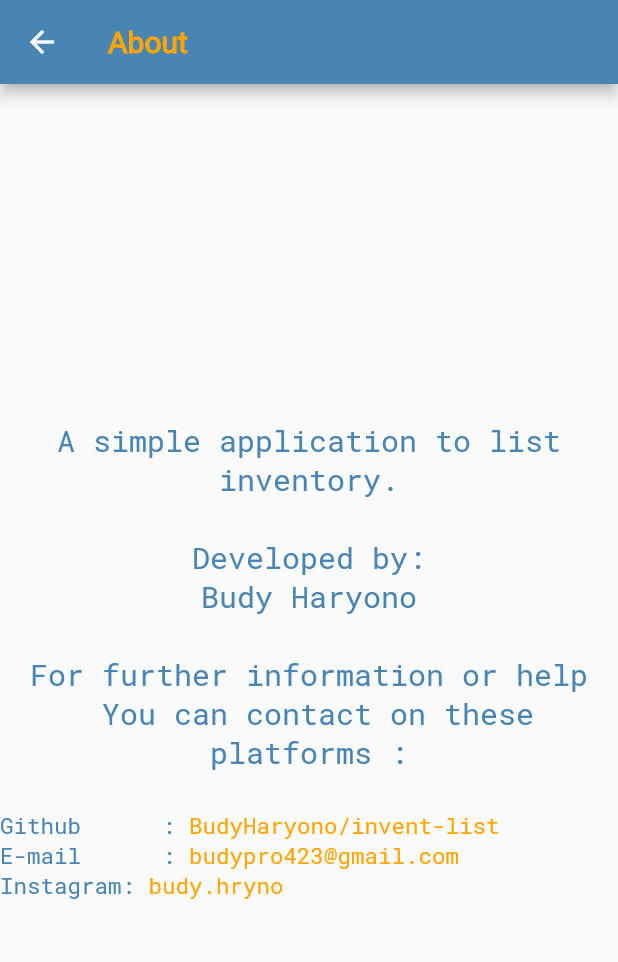
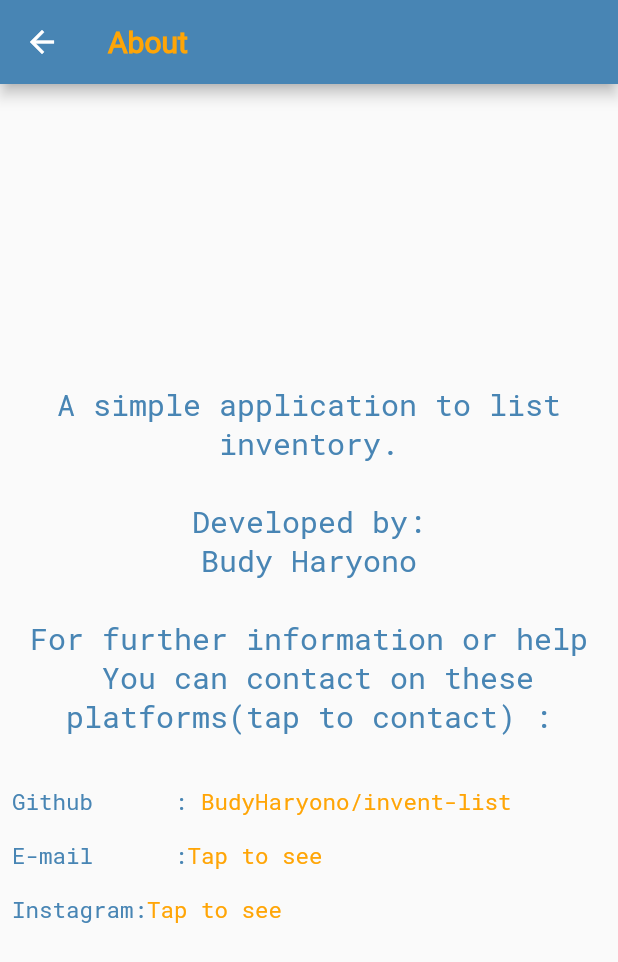
Before and after one commit to BudyHaryono/invent-list, a Flutter app: the MyContact screen opened directly, after a tap on "Tap to see", on a phone screen of 412 x 824 dp. Shown: the top 962 px of the screen. Run offline on Flutter 3.47's test engine with Material 2 defaults, Android fonts, the phone set to English and light mode, and no system bars; our stand-ins replace toast.

Commit message:
little change

```diff
--- a/lib/main_screen/item_list.dart
+++ b/lib/main_screen/item_list.dart
@@ -185,6 +185,9 @@ class _InventListState extends State<InventList> {
               gravity: Toast.BOTTOM
           );
           Navigator.pop(context);
+          itemNameController.clear();
+          itemPositionController.clear();
+          itemQuantityController.clear();
         } else {
           _autoValidate = true;
         }
--- a/lib/main_screen/my_contact.dart
+++ b/lib/main_screen/my_contact.dart
@@ -14,8 +14,7 @@ class _MyContactState extends State<MyContact> {
     fontSize: 15,
     color: ColorUtils.blue
   );
-
-  bool isTap = false;
+  List isTap= [false, false, false];
 
   @override
   Widget build(BuildContext context) {
@@ -40,7 +39,7 @@ class _MyContactState extends State<MyContact> {
                 "\n\nDeveloped by:"
                 "\nBudy Haryono"
                 "\n\nFor further information or help"
-                "\n You can contact on these platforms :\n",
+                "\n You can contact on these platforms(tap to contact) :\n",
             style: TextStyle(
                 fontFamily: "RobotoMono",
                 fontSize: 20,
@@ -48,7 +47,9 @@ class _MyContactState extends State<MyContact> {
             ),
             textAlign: TextAlign.center,
           ),
-          Row(
+          Padding(
+            padding: const EdgeInsets.all(8.0),
+            child: Row(
               mainAxisAlignment: MainAxisAlignment.start,
               children: <Widget>[
                 Text(
@@ -56,10 +57,13 @@ class _MyContactState extends State<MyContact> {
                   style: textStyle,
                   textAlign: TextAlign.left,
                 ),
-              isTap ? contactInfo(" BudyHaryono/invent-list", 'https://github.com/BudyHaryono/invent-list') : tapButton(),
+                isTap[0] ? contactInfo(" BudyHaryono/invent-list", 'https://github.com/BudyHaryono/invent-list') : tapButton(0),
               ],
             ),
-          Row(
+          ),
+          Padding(
+            padding: const EdgeInsets.all(8.0),
+            child: Row(
               mainAxisAlignment: MainAxisAlignment.start,
               children: <Widget>[
                 Text(
@@ -67,10 +71,13 @@ class _MyContactState extends State<MyContact> {
                   style: textStyle,
                   textAlign: TextAlign.left,
                 ),
-              isTap ? contactInfo(" budypro423@gmail.com", 'mailto:budypro423@gmail.com') : tapButton(),
+                isTap[1] ? contactInfo(" budypro423@gmail.com", 'mailto:budypro423@gmail.com') : tapButton(1),
               ],
             ),
-          Row(
+          ),
+          Padding(
+            padding: const EdgeInsets.all(8.0),
+            child: Row(
               mainAxisAlignment: MainAxisAlignment.start,
               children: <Widget>[
                 Text(
@@ -78,26 +85,27 @@ class _MyContactState extends State<MyContact> {
                   style: textStyle,
                   textAlign: TextAlign.left,
                 ),
-              isTap ? contactInfo(' budy.hryno', 'https://www.instagram.com/ariessanndn/') : tapButton(),
+                isTap[2] ? contactInfo(' budy.hryno', 'https://www.instagram.com/budy.hryno') : tapButton(2),
               ],
+            ),
           ),
         ],
       ),
     );
   }
 
-  Widget tapButton() {
+  Widget tapButton(int index) {
     return GestureDetector(
       onTap: () {
         setState(() {
-          isTap = true;
+          isTap[index] = true;
         });
       },
       child: Text(
         "Tap to see",
         style: TextStyle(
           fontFamily: 'RobotoMono',
-          fontSize: 20,
+          fontSize: 15,
           color: ColorUtils.yellow,
         ),
       ),
```
Lines whose indentation alone changed are shown as unchanged.
